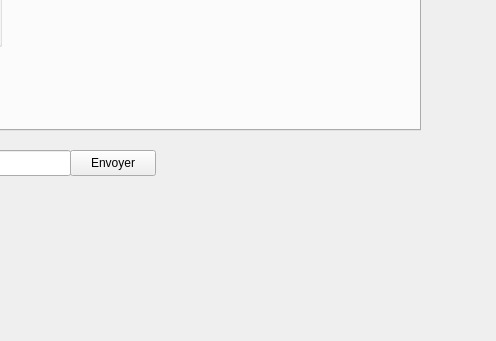
This is sitesdialog.ui in lromain23/VE2REHConfig as Qt 5 draws it before an edit; both pictures show x 170 to 666 and y 160 to 501 of the 666 by 501 pixel window. The edited form follows.
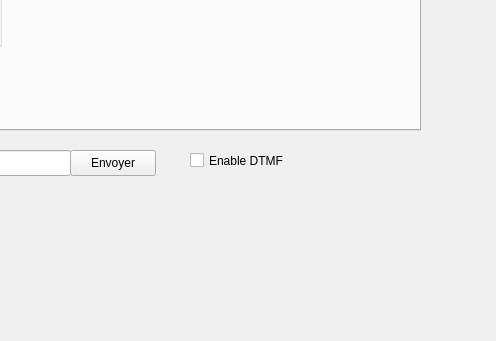
This is the edited form. The open tabs and pages were chosen to show the change.

Commit message: Implemented UI builder based on JSON file.

Patch:
```diff
--- a/sitesdialog.ui
+++ b/sitesdialog.ui
@@ -1102,6 +1102,19 @@
     <string>Envoyer</string>
    </property>
   </widget>
+  <widget class="QCheckBox" name="enable">
+   <property name="geometry">
+    <rect>
+     <x>360</x>
+     <y>310</y>
+     <width>101</width>
+     <height>21</height>
+    </rect>
+   </property>
+   <property name="text">
+    <string>Enable DTMF</string>
+   </property>
+  </widget>
  </widget>
  <resources/>
  <connections>
```
Left out of the diff: 2 changed lines with no effect on the pictures. The commit also changes 6 other files.
